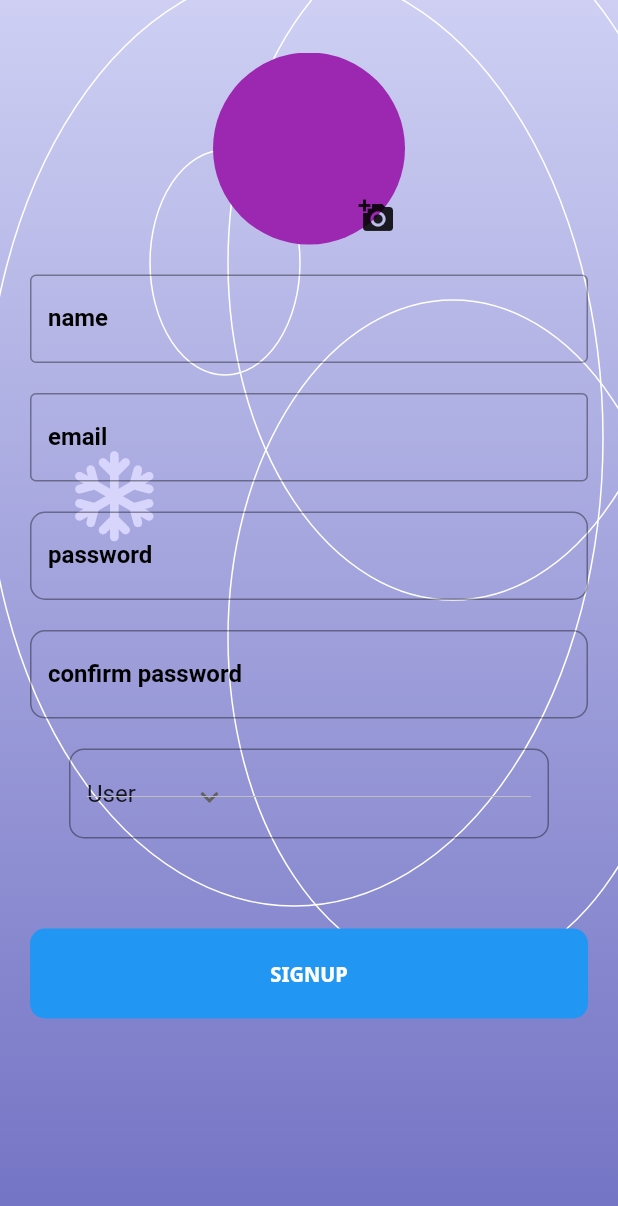
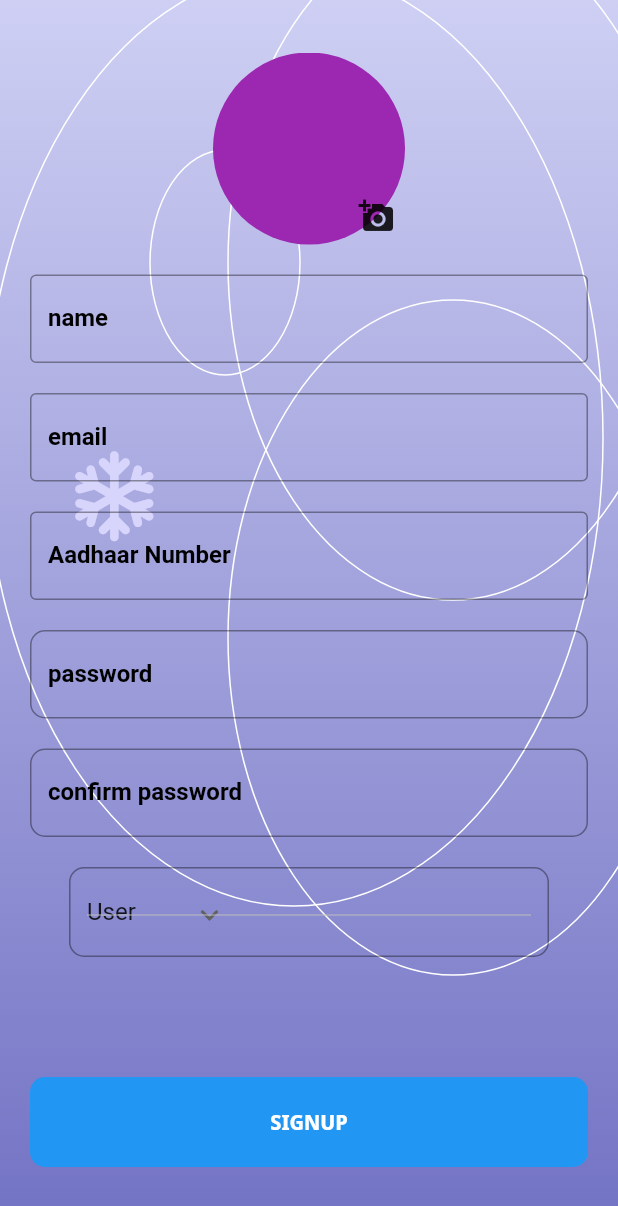
Before and after one commit to smash-cracker/medical-app-flutter, a Flutter app: the screen it shows after launch, after a tap on "Sign", on a phone screen of 412 x 824 dp. Shown: the top 1206 px of the screen. Run offline on Flutter 3.47's test engine with Material 2 defaults, Android fonts, the phone set to English and light mode, and no system bars; our stand-ins replace awesome_snackbar_content, cloud_firestore, dropdown_search, file_picker, firebase_auth, firebase_core and 8 more; missing offline and left inert: agora_uikit; accounts and stored records are empty.

```diff
--- a/lib/auth/auth_methods.dart
+++ b/lib/auth/auth_methods.dart
@@ -15,12 +15,17 @@ class AuthMethods {
     required String name,
     required String type,
     required Uint8List file,
+    required String aadhaar,
     String? hospital,
     String? specialization,
+    String? doctorId,
   }) async {
     String result = "some error occured";
     try {
-      if (email.isNotEmpty || password.isNotEmpty) {
+      if (email.isNotEmpty ||
+          password.isNotEmpty ||
+          aadhaar.length == 12 ||
+          name.isNotEmpty) {
         //register
         UserCredential credential = await _auth.createUserWithEmailAndPassword(
             email: email, password: password);
@@ -38,6 +43,8 @@ class AuthMethods {
             'hospital': hospital,
             'specialization': specialization,
             'patients': [],
+            'aadhaar': aadhaar,
+            'doctorId': doctorId,
           });
         } else {
           await _firestore.collection('users').doc(credential.user!.uid).set({
--- a/lib/screens/book_doctor.dart
+++ b/lib/screens/book_doctor.dart
@@ -159,8 +159,11 @@ class _BookDoctorState extends State<BookDoctor> {
         scrollDirection: Axis.horizontal,
         itemCount: 23,
         itemBuilder: (BuildContext context, int index) {
+          if (index > 6) {
+            print(index);
             int hour = index + 1;
             String time = '$hour:00';
+
             if (redList.contains('$hour:00')) {
               return Center(
                 child: TimecapsuleView(index, time, true),
@@ -169,6 +172,7 @@ class _BookDoctorState extends State<BookDoctor> {
               return Center(
                 child: TimecapsuleView(index, time, false),
               );
+            }
           }
         },
       ),
--- a/lib/screens/login copy.dart
+++ b/lib/screens/login copy.dart
@@ -52,6 +52,8 @@ class _SignupScreenState extends State<SignupScreen> {
   final _nameController = TextEditingController();
   final _hospitalController = TextEditingController();
   final _specializationController = TextEditingController();
+  final _aadhaarController = TextEditingController();
+  final _doctorIdController = TextEditingController();
   String selectedRadioButton = 'user';
 
   bool passwordSame() {
@@ -220,6 +222,20 @@ class _SignupScreenState extends State<SignupScreen> {
                             height: 20,
                           ),
                           TextField(
+                            controller: _aadhaarController,
+                            keyboardType: TextInputType.emailAddress,
+                            decoration: InputDecoration(
+                              border: OutlineInputBorder(),
+                              labelText: 'Aadhaar Number',
+                              labelStyle: TextStyle(
+                                  fontWeight: FontWeight.bold,
+                                  color: Colors.black),
+                            ),
+                          ),
+                          SizedBox(
+                            height: 20,
+                          ),
+                          TextField(
                             obscureText: true,
                             controller: _passwordController,
                             decoration: InputDecoration(
@@ -342,6 +358,23 @@ class _SignupScreenState extends State<SignupScreen> {
                           SizedBox(
                             height: 20,
                           ),
+                          selectedRadioButton == "doctor"
+                              ? TextField(
+                                  controller: _doctorIdController,
+                                  keyboardType: TextInputType.emailAddress,
+                                  decoration: InputDecoration(
+                                    border: OutlineInputBorder(),
+                                    labelText: 'Doctor Id',
+                                    labelStyle: TextStyle(
+                                      fontWeight: FontWeight.bold,
+                                      color: Colors.black,
+                                    ),
+                                  ),
+                                )
+                              : Container(),
+                          SizedBox(
+                            height: 20,
+                          ),
                           SizedBox(
                             height: 60.0,
                             child: Material(
@@ -361,6 +394,8 @@ class _SignupScreenState extends State<SignupScreen> {
                                     hospital: _hospitalController.text,
                                     specialization:
                                         _specializationController.text,
+                                    aadhaar: _aadhaarController.text,
+                                    doctorId: _doctorIdController.text,
                                   );
 
                                   Navigator.of(context).pushReplacement(
```
Also changed, not shown: lib/screens/doctor_homescreen.dart (+25 -20 lines), lib/screens/user_homescreen.dart (+21 -16 lines). Lines whose indentation alone changed are shown as unchanged.
